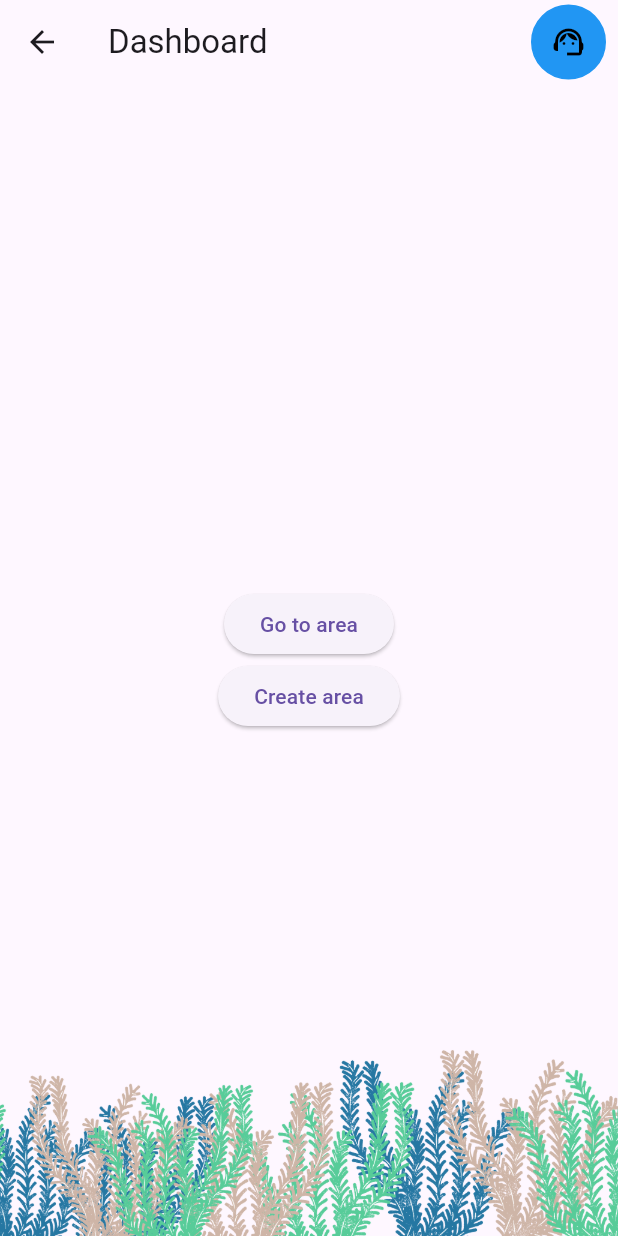
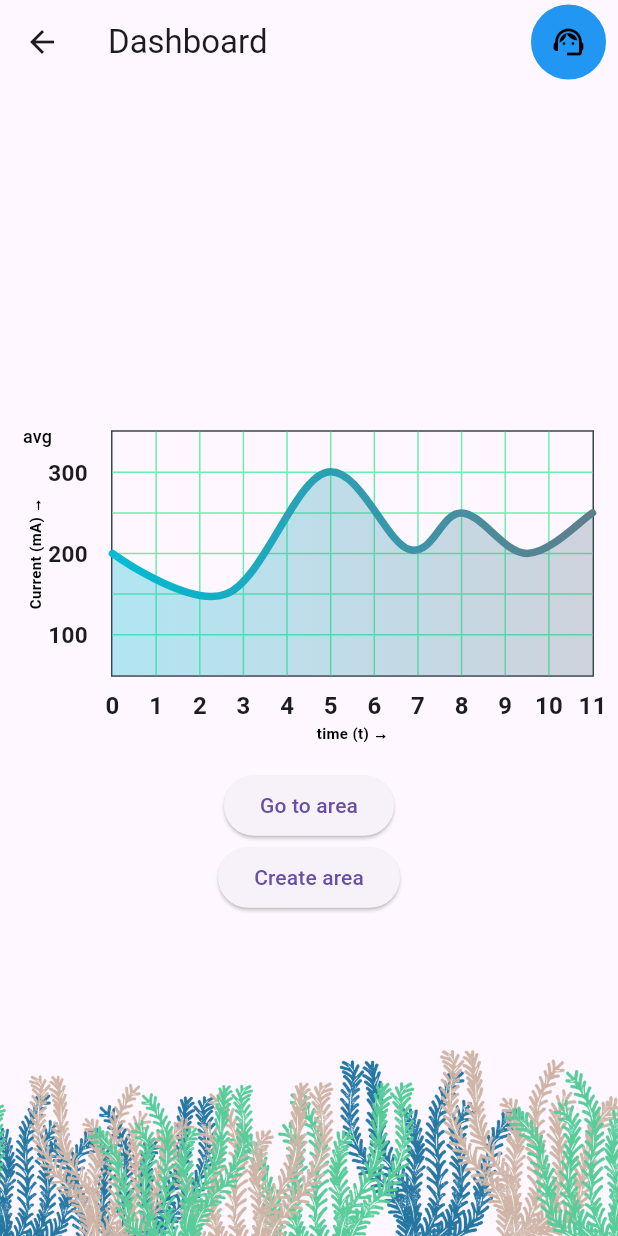
Before and after one commit to annevogel13/seebot, a Flutter app: the Dashboard screen opened by its route, on a phone screen of 412 x 824 dp. Run offline on Flutter 3.47's test engine with Material 3 defaults, Android fonts, the phone set to English and light mode, and no system bars; drawn by our look-alikes of fl_chart; our stand-ins replace geolocator, google_maps_flutter.

Commit message:
feat: add fl_chart dependency and implement chart in dashboard; enhance signup UI with validation and gradient background

```diff
--- /dev/null
+++ b/lib/components/chart_example.dart
@@ -0,0 +1,276 @@
+import 'package:fl_chart/fl_chart.dart';
+import 'package:flutter/material.dart';
+
+class LineChartSample2 extends StatefulWidget {
+  const LineChartSample2({super.key});
+
+  @override
+  State<LineChartSample2> createState() => _LineChartSample2State();
+}
+
+class _LineChartSample2State extends State<LineChartSample2> {
+  List<Color> gradientColors = [Colors.cyan, Colors.blueGrey];
+
+  final Color mainGridLineColor = Colors.greenAccent;
+
+  bool showAvg = false;
+
+  final axisStyling =
+      TextStyle(color: Colors.black, fontWeight: FontWeight.bold, fontSize: 10);
+
+  @override
+  Widget build(BuildContext context) {
+    return Stack(
+      children: <Widget>[
+        AspectRatio(
+          aspectRatio: 1.70,
+          child: Padding(
+            padding: const EdgeInsets.all(16),
+            child: LineChart(
+              showAvg ? avgData() : mainData(),
+            ),
+          ),
+        ),
+        SizedBox(
+          width: 50,
+          height: 40,
+          child: TextButton(
+            onPressed: () {
+              setState(() {
+                showAvg = !showAvg;
+              });
+            },
+            child: Text(
+              'avg',
+              style: TextStyle(
+                fontSize: 12,
+                color: Colors.black,
+              ),
+            ),
+          ),
+        ),
+      ],
+    );
+  }
+
+  Widget bottomTitleWidgets(double value, TitleMeta meta) {
+    const style = TextStyle(
+      fontWeight: FontWeight.bold,
+      fontSize: 16,
+    );
+    Widget text = Text('${value.toInt()}', style: style);
+
+    return SideTitleWidget(
+      axisSide: meta.axisSide,
+      child: text,
+    );
+  }
+
+  Widget leftTitleWidgets(double value, TitleMeta meta) {
+    const style = TextStyle(
+      fontWeight: FontWeight.bold,
+      fontSize: 15,
+    );
+    String text;
+    switch (value.toInt()) {
+      case 1:
+        text = '100';
+        break;
+      case 3:
+        text = '200';
+        break;
+      case 5:
+        text = '300';
+        break;
+      default:
+        return Container();
+    }
+
+    return Text(text, style: style, textAlign: TextAlign.left);
+  }
+
+  LineChartData mainData() {
+    return LineChartData(
+      gridData: FlGridData(
+        show: true,
+        drawVerticalLine: true,
+        horizontalInterval: 1,
+        verticalInterval: 1,
+        getDrawingHorizontalLine: (value) {
+          return FlLine(
+            color: mainGridLineColor,
+            strokeWidth: 1,
+          );
+        },
+        getDrawingVerticalLine: (value) {
+          return FlLine(
+            color: mainGridLineColor,
+            strokeWidth: 1,
+          );
+        },
+      ),
+      titlesData: FlTitlesData(
+        show: true,
+        rightTitles: AxisTitles(
+          sideTitles: SideTitles(showTitles: false),
+        ),
+        topTitles: const AxisTitles(
+          sideTitles: SideTitles(showTitles: false),
+        ),
+        bottomTitles: AxisTitles(
+          sideTitles: SideTitles(
+            showTitles: true,
+            reservedSize: 30,
+            interval: 1,
+            getTitlesWidget: bottomTitleWidgets,
+          ),
+          axisNameWidget: Text('time (t) →', style: axisStyling),
+        ),
+        leftTitles: AxisTitles(
+          sideTitles: SideTitles(
+            showTitles: true,
+            interval: 1,
+            getTitlesWidget: leftTitleWidgets,
+            reservedSize: 42,
+          ),
+          axisNameWidget: Text('Current (mA) →', style: axisStyling),
+        ),
+      ),
+      borderData: FlBorderData(
+        show: true,
+        border: Border.all(color: const Color(0xff37434d)),
+      ),
+      minX: 0,
+      maxX: 11,
+      minY: 0,
+      maxY: 6,
+      lineBarsData: [
+        LineChartBarData(
+          spots: const [
+            FlSpot(0, 3),
+            FlSpot(2.6, 2),
+            FlSpot(4.9, 5),
+            FlSpot(6.8, 3.1),
+            FlSpot(8, 4),
+            FlSpot(9.5, 3),
+            FlSpot(11, 4),
+          ],
+          isCurved: true,
+          gradient: LinearGradient(
+            colors: gradientColors,
+          ),
+          barWidth: 5,
+          isStrokeCapRound: true,
+          dotData: const FlDotData(
+            show: false,
+          ),
+          belowBarData: BarAreaData(
+            show: true,
+            gradient: LinearGradient(
+              colors: gradientColors
+                  .map((color) => color.withValues(alpha: 0.3))
+                  .toList(),
+            ),
+          ),
+        ),
+      ],
+    );
+  }
+
+  LineChartData avgData() {
+    return LineChartData(
+      lineTouchData: const LineTouchData(enabled: false),
+      gridData: FlGridData(
+        show: true,
+        drawHorizontalLine: true,
+        verticalInterval: 1,
+        horizontalInterval: 1,
+        getDrawingVerticalLine: (value) {
+          return const FlLine(
+            color: Color(0xff37434d),
+            strokeWidth: 1,
+          );
+        },
+        getDrawingHorizontalLine: (value) {
+          return const FlLine(
+            color: Color(0xff37434d),
+            strokeWidth: 1,
+          );
+        },
+      ),
+      titlesData: FlTitlesData(
+        show: true,
+        bottomTitles: AxisTitles(
+          sideTitles: SideTitles(
+            showTitles: true,
+            reservedSize: 30,
+            getTitlesWidget: bottomTitleWidgets,
+            interval: 1,
+          ),
+        ),
+        leftTitles: AxisTitles(
+          sideTitles: SideTitles(
+            showTitles: true,
+            getTitlesWidget: leftTitleWidgets,
+            reservedSize: 42,
+            interval: 1,
+          ),
+        ),
+        topTitles: const AxisTitles(
+          sideTitles: SideTitles(showTitles: false),
+        ),
+        rightTitles: const AxisTitles(
+          sideTitles: SideTitles(showTitles: false),
+        ),
+      ),
+      borderData: FlBorderData(
+        show: true,
+        border: Border.all(color: const Color(0xff37434d)),
+      ),
+      minX: 0,
+      maxX: 11,
+      minY: 0,
+      maxY: 6,
+      lineBarsData: [
+        LineChartBarData(
+          spots: const [
+            FlSpot(0, 3.44),
+            FlSpot(2.6, 3.44),
+            FlSpot(4.9, 3.44),
+            FlSpot(6.8, 3.44),
+            FlSpot(8, 3.44),
+            FlSpot(9.5, 3.44),
+            FlSpot(11, 3.44),
+          ],
+          isCurved: true,
+          gradient: LinearGradient(
+            colors: [
+              ColorTween(begin: gradientColors[0], end: gradientColors[1])
+                  .lerp(0.2)!,
+              ColorTween(begin: gradientColors[0], end: gradientColors[1])
+                  .lerp(0.2)!,
+            ],
+          ),
+          barWidth: 5,
+          isStrokeCapRound: true,
+          dotData: const FlDotData(
+            show: false,
+          ),
+          belowBarData: BarAreaData(
+            show: true,
+            gradient: LinearGradient(
+              colors: [
+                ColorTween(begin: gradientColors[0], end: gradientColors[1])
+                    .lerp(0.2)!
+                    .withValues(alpha: 0.1),
+                ColorTween(begin: gradientColors[0], end: gradientColors[1])
+                    .lerp(0.2)!
+                    .withValues(alpha: 0.1),
+              ],
+            ),
+          ),
+        ),
+      ],
+    );
+  }
+}
--- a/lib/screens/dashboard_screen.dart
+++ b/lib/screens/dashboard_screen.dart
@@ -1,6 +1,7 @@
 import 'package:flutter/material.dart';
 import 'package:seebot/components/universal_appbar.dart';
 import 'package:seebot/components/universal_background.dart';
+import 'package:seebot/components/chart_example.dart';
 
 class Dashboard extends StatefulWidget {
   const Dashboard({super.key});
@@ -21,6 +22,7 @@
           child: Column(
             mainAxisAlignment: MainAxisAlignment.center,
             children: <Widget>[
+              LineChartSample2(),
               ElevatedButton(
                 onPressed: () {
                   Navigator.pushNamed(context, '/showArea');
--- a/lib/screens/login_screen.dart
+++ b/lib/screens/login_screen.dart
@@ -1,7 +1,6 @@
 import 'package:flutter/material.dart';
 import 'package:seebot/components/universal_appbar.dart';
 import 'package:seebot/components/universal_background.dart';
-import 'package:seebot/functions/current_location.dart';
 import 'package:seebot/components/signup_component.dart';
 
 class LoginScreen extends StatefulWidget {
@@ -83,7 +82,6 @@
                 onPressed: _openSignupOverlay,
                 child: const Text('No account -> sign up'),
               ),
-              Text(getCurrentLocation().toString()),
             ],
           ),
         ),
--- a/pubspec.yaml
+++ b/pubspec.yaml
@@ -35,6 +35,7 @@
   geolocator: ^13.0.2
   google_maps_flutter: ^2.10.0
   flutter_svg: ^2.0.16
+  fl_chart: ^0.69.2
 
 dev_dependencies:
   flutter_test:
```
Also changed, not shown: lib/components/signup_component.dart (+63 -11 lines), lib/components/universal_background.dart (+3 -8 lines), pubspec.lock.
